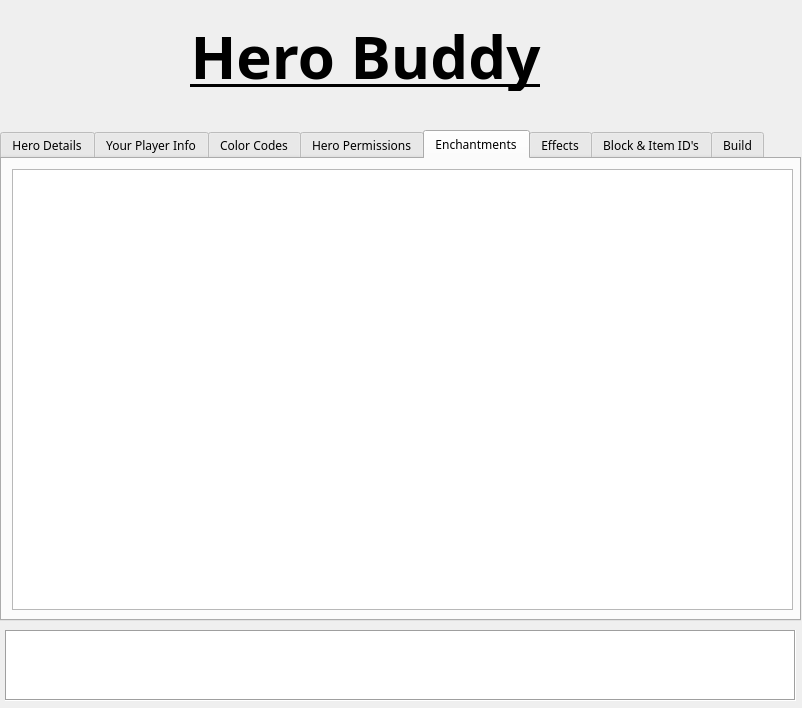
Before: the Qt Designer form gui.ui in xSparkz/HeroBuddy, drawn with Qt 5.
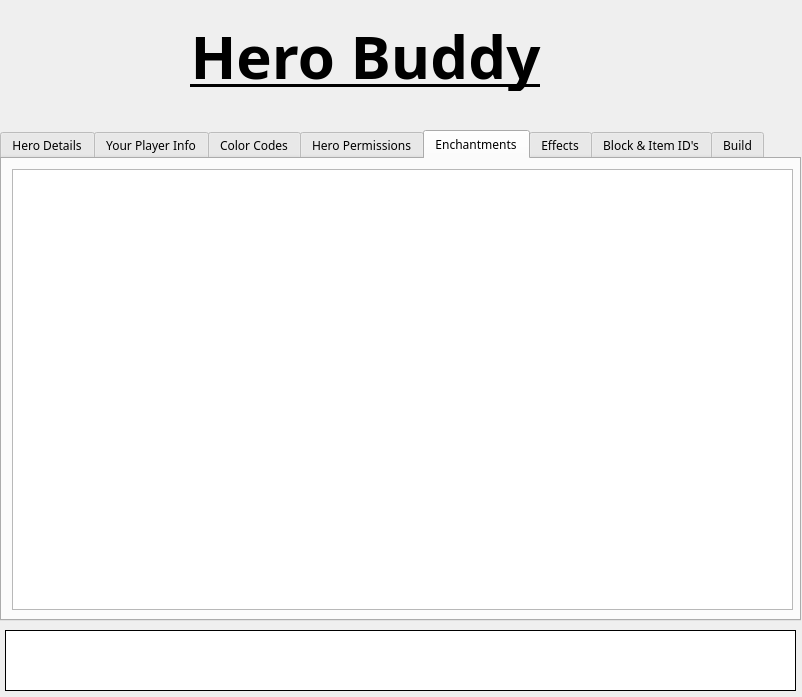
After: the same form once the commit is applied. The open tabs and pages were chosen to show the change. Icons and pictures are not drawn.

```diff
--- a/gui.ui
+++ b/gui.ui
@@ -7,7 +7,7 @@
     <x>0</x>
     <y>0</y>
     <width>802</width>
-    <height>708</height>
+    <height>697</height>
    </rect>
   </property>
   <property name="windowTitle">
@@ -1734,7 +1734,7 @@
       <x>5</x>
       <y>630</y>
       <width>791</width>
-      <height>71</height>
+      <height>61</height>
      </rect>
     </property>
     <property name="font">
@@ -1746,7 +1746,7 @@
      <enum>QFrame::Box</enum>
     </property>
     <property name="frameShadow">
-     <enum>QFrame::Sunken</enum>
+     <enum>QFrame::Plain</enum>
     </property>
     <property name="editTriggers">
      <set>QAbstractItemView::NoEditTriggers</set>
```
Left out of the diff: 78 changed lines with no effect on the pictures.
